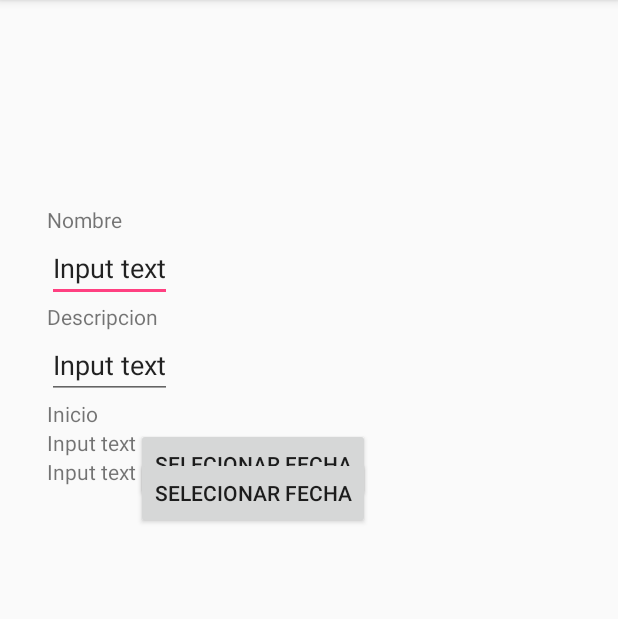
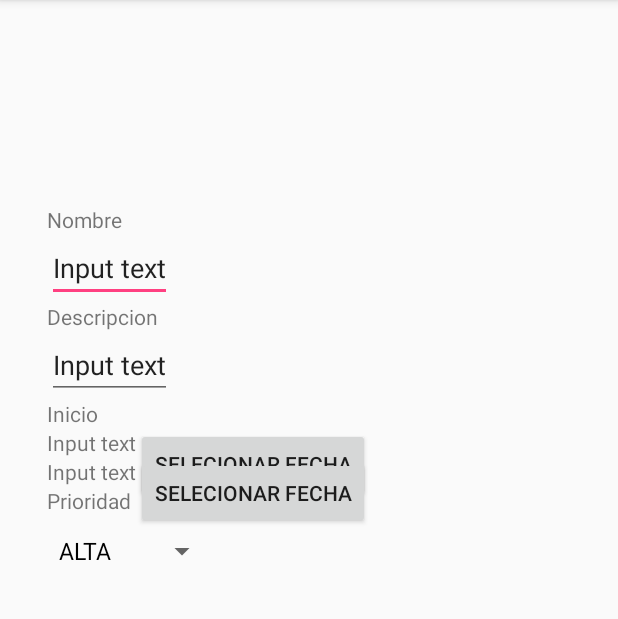
Before and after one commit to hugo-chavar/TDP1_pruebas, an Android app: the AgregarActividadActivity screen opened directly, with no data from a screen before it, on a phone screen of 412 x 824 dp, the part 84-703 px from its top. Run offline under Robolectric (Android 15) with nearby library versions, the phone set to English and light mode, and no system bars.

Commit message:
Agrego un Spinner (Combo Box) para la prioridad

```diff
--- a/app/src/main/java/com/example/nfc/tdp1_app_prueba/AgregarActividadActivity.java
+++ b/app/src/main/java/com/example/nfc/tdp1_app_prueba/AgregarActividadActivity.java
@@ -1,9 +1,12 @@
 package com.example.nfc.tdp1_app_prueba;
 
+import android.os.StrictMode;
 import android.support.annotation.IntegerRes;
 import android.support.v7.app.AppCompatActivity;
 import android.os.Bundle;
 import android.view.View;
+import android.widget.ArrayAdapter;
+import android.widget.Spinner;
 import android.widget.TextView;
 
 import java.util.HashMap;
@@ -21,6 +24,11 @@ public class AgregarActividadActivity extends AppCompatActivity {
         //Deberia inicializarlo aca?, en el onCreate?
         this.textosFechas.put(R.id.buttonInicioActividad, (TextView) findViewById(R.id.textViewInicioActividad) );
         this.textosFechas.put(R.id.buttonFinActividad, (TextView) findViewById(R.id.textViewFinActividad) );
+
+        String[] prioridades = new String[] {"ALTA", "MEDIA", "BAJA"};
+        Spinner spinnerPrioridades = (Spinner) findViewById(R.id.spinnerPrioridades);
+        ArrayAdapter<String> adapter = new ArrayAdapter<String>(this, R.layout.support_simple_spinner_dropdown_item, prioridades);
+        spinnerPrioridades.setAdapter(adapter);
     }
 
 
--- a/app/src/main/res/layout/activity_agregar_actividad.xml
+++ b/app/src/main/res/layout/activity_agregar_actividad.xml
@@ -86,4 +86,19 @@
         app:layout_constraintTop_toBottomOf="@id/textViewInicioActividad"
         app:layout_constraintLeft_toRightOf="@+id/textViewFinActividad"/>
 
+    <TextView
+        android:id="@+id/textViewPrioridad"
+        android:layout_width="wrap_content"
+        android:layout_height="wrap_content"
+        android:text="Prioridad"
+        app:layout_constraintTop_toBottomOf="@id/textViewFinActividad"
+        app:layout_constraintLeft_toLeftOf="@+id/textViewFinActividad" />
+
+    <Spinner
+        android:id="@+id/spinnerPrioridades"
+        android:layout_width="wrap_content"
+        android:layout_height="wrap_content"
+        app:layout_constraintTop_toBottomOf="@id/textViewPrioridad"
+        app:layout_constraintLeft_toLeftOf="@+id/textViewPrioridad"/>
+
 </android.support.constraint.ConstraintLayout>
```
